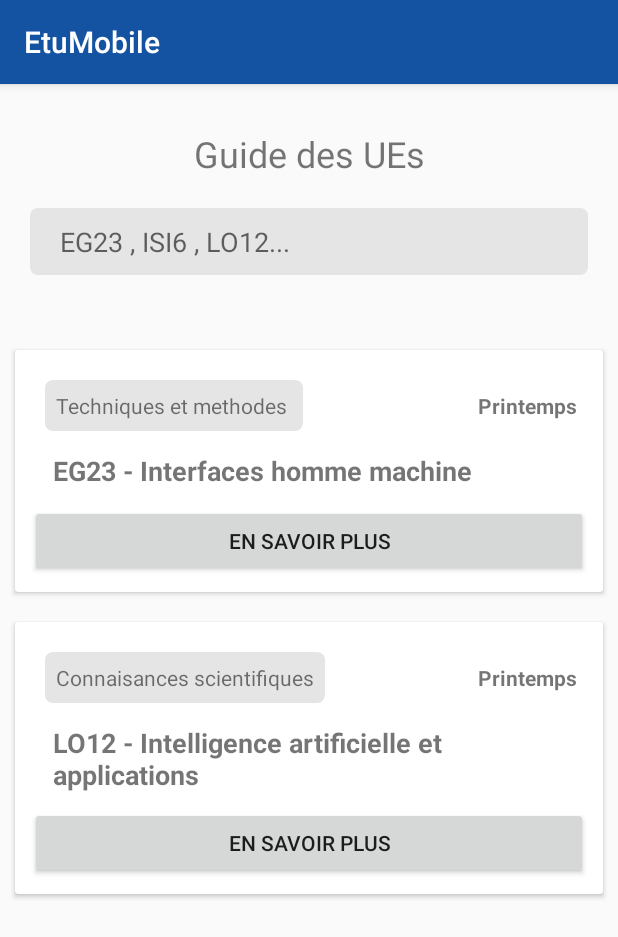
After one commit to swve/etumobile, an Android app: the UEActivity screen opened directly, with no data from a screen before it, on a phone screen of 412 x 824 dp. The commit adds this screen. Shown: the top 937 px of the screen. Run offline under Robolectric (Android 15) with nearby library versions, the phone set to English and light mode, and no system bars.

Commit message:
Guide des UE Accueil

```diff
--- a/app/src/main/AndroidManifest.xml
+++ b/app/src/main/AndroidManifest.xml
@@ -9,7 +9,8 @@
         android:roundIcon="@mipmap/ic_launcher_round"
         android:supportsRtl="true"
         android:theme="@style/AppTheme">
-        <activity android:name=".InternshipActivity"></activity>
+        <activity android:name=".UEActivity"></activity>
+        <activity android:name=".InternshipActivity" />
         <activity android:name=".InfoActivity" />
         <activity android:name=".ParamsActivity" />
         <activity android:name=".ProfileActivity" />
--- a/app/src/main/java/com/eg23/etumobile/MainActivity.java
+++ b/app/src/main/java/com/eg23/etumobile/MainActivity.java
@@ -106,6 +106,11 @@ public class MainActivity extends AppCompatActivity
             MainActivity.this.startActivity(myIntent);
             return true;
         }
+        else if (id == R.id.ue_guide) {
+            Intent myIntent = new Intent(MainActivity.this, UEActivity.class);
+            MainActivity.this.startActivity(myIntent);
+            return true;
+        }
 
         DrawerLayout drawer = findViewById(R.id.drawer_layout);
         drawer.closeDrawer(GravityCompat.START);
--- /dev/null
+++ b/app/src/main/java/com/eg23/etumobile/UEActivity.java
@@ -0,0 +1,13 @@
+package com.eg23.etumobile;
+
+import android.support.v7.app.AppCompatActivity;
+import android.os.Bundle;
+
+public class UEActivity extends AppCompatActivity {
+
+    @Override
+    protected void onCreate(Bundle savedInstanceState) {
+        super.onCreate(savedInstanceState);
+        setContentView(R.layout.activity_ue);
+    }
+}
--- /dev/null
+++ b/app/src/main/res/layout/activity_ue.xml
@@ -0,0 +1,181 @@
+<?xml version="1.0" encoding="utf-8"?>
+<android.support.constraint.ConstraintLayout xmlns:android="http://schemas.android.com/apk/res/android"
+    xmlns:app="http://schemas.android.com/apk/res-auto"
+    xmlns:tools="http://schemas.android.com/tools"
+    android:layout_width="match_parent"
+    android:layout_height="match_parent"
+    tools:context=".UEActivity">
+
+    <LinearLayout
+        android:layout_width="0dp"
+        android:layout_height="wrap_content"
+        android:orientation="vertical"
+        app:layout_constraintEnd_toEndOf="parent"
+        app:layout_constraintStart_toStartOf="parent"
+        tools:layout_editor_absoluteY="8dp">
+
+        <TextView
+            android:id="@+id/textView11"
+            android:layout_width="match_parent"
+            android:layout_height="wrap_content"
+            android:paddingTop="30dp"
+            android:text="Guide des UEs"
+            android:textAlignment="center"
+            android:textSize="24sp" />
+
+        <EditText
+            android:id="@+id/editText"
+            android:layout_width="match_parent"
+            android:layout_height="wrap_content"
+            android:layout_margin="20dp"
+            android:background="@drawable/rounded"
+            android:ems="10"
+            android:hint="EG23 , ISI6 , LO12..."
+            android:inputType="textPersonName"
+            android:paddingLeft="20dp"
+            android:paddingTop="10dp"
+            android:paddingRight="20dp"
+            android:paddingBottom="10dp" />
+
+        <LinearLayout
+            android:layout_width="match_parent"
+            android:layout_height="match_parent"
+            android:orientation="vertical"
+            android:paddingTop="20dp">
+
+            <android.support.v7.widget.CardView
+                android:layout_width="match_parent"
+                android:layout_height="match_parent"
+                android:layout_margin="10dp">
+
+                <LinearLayout
+                    android:layout_width="match_parent"
+                    android:layout_height="wrap_content"
+                    android:orientation="vertical"
+                    android:padding="10dp">
+
+                    <LinearLayout
+                        android:layout_width="match_parent"
+                        android:layout_height="58dp"
+                        android:orientation="horizontal">
+
+                        <TextView
+                            android:id="@+id/textView15"
+                            android:layout_width="wrap_content"
+                            android:layout_height="wrap_content"
+                            android:layout_margin="10dp"
+                            android:background="@drawable/rounded"
+                            android:padding="7dp"
+                            android:text="Techniques et methodes " />
+
+                        <TextView
+                            android:id="@+id/textView16"
+                            android:layout_width="wrap_content"
+                            android:layout_height="37dp"
+                            android:layout_marginTop="10dp"
+                            android:layout_weight="1"
+                            android:padding="7dp"
+                            android:text="Printemps"
+                            android:textAlignment="textEnd"
+                            android:textStyle="bold" />
+
+                    </LinearLayout>
+
+                    <TextView
+                        android:id="@+id/textView17"
+                        android:layout_width="match_parent"
+                        android:layout_height="35dp"
+                        android:layout_margin="0dp"
+                        android:layout_marginTop="0dp"
+                        android:paddingLeft="15dp"
+                        android:paddingRight="15dp"
+                        android:text="EG23 - Interfaces homme machine"
+                        android:textSize="18sp"
+                        android:textStyle="bold" />
+
+                    <LinearLayout
+                        android:layout_width="match_parent"
+                        android:layout_height="match_parent"
+                        android:orientation="horizontal">
+
+                        <Button
+                            android:id="@+id/button"
+                            android:layout_width="wrap_content"
+                            android:layout_height="wrap_content"
+                            android:layout_weight="1"
+                            android:text="En savoir plus" />
+                    </LinearLayout>
+
+                </LinearLayout>
+            </android.support.v7.widget.CardView>
+
+            <android.support.v7.widget.CardView
+                android:layout_width="match_parent"
+                android:layout_height="match_parent"
+                android:layout_margin="10dp">
+
+                <LinearLayout
+                    android:layout_width="match_parent"
+                    android:layout_height="wrap_content"
+                    android:orientation="vertical"
+                    android:padding="10dp">
+
+                    <LinearLayout
+                        android:layout_width="match_parent"
+                        android:layout_height="58dp"
+                        android:orientation="horizontal">
+
+                        <TextView
+                            android:id="@+id/textView15"
+                            android:layout_width="wrap_content"
+                            android:layout_height="wrap_content"
+                            android:layout_margin="10dp"
+                            android:background="@drawable/rounded"
+                            android:padding="7dp"
+                            android:text="Connaisances scientifiques" />
+
+                        <TextView
+                            android:id="@+id/textView16"
+                            android:layout_width="wrap_content"
+                            android:layout_height="37dp"
+                            android:layout_marginTop="10dp"
+                            android:layout_weight="1"
+                            android:padding="7dp"
+                            android:text="Printemps"
+                            android:textAlignment="textEnd"
+                            android:textStyle="bold" />
+
+                    </LinearLayout>
+
+                    <TextView
+                        android:id="@+id/textView17"
+                        android:layout_width="match_parent"
+                        android:layout_height="55dp"
+                        android:layout_margin="0dp"
+                        android:layout_marginTop="0dp"
+                        android:paddingLeft="15dp"
+                        android:paddingRight="15dp"
+                        android:text="LO12 - Intelligence artificielle et applications"
+                        android:textSize="18sp"
+                        android:textStyle="bold" />
+
+                    <LinearLayout
+                        android:layout_width="match_parent"
+                        android:layout_height="match_parent"
+                        android:orientation="horizontal">
+
+                        <Button
+                            android:id="@+id/button"
+                            android:layout_width="wrap_content"
+                            android:layout_height="wrap_content"
+                            android:layout_weight="1"
+                            android:text="En savoir plus" />
+                    </LinearLayout>
+
+                </LinearLayout>
+            </android.support.v7.widget.CardView>
+
+        </LinearLayout>
+
+    </LinearLayout>
+</android.support.constraint.ConstraintLayout>
```
